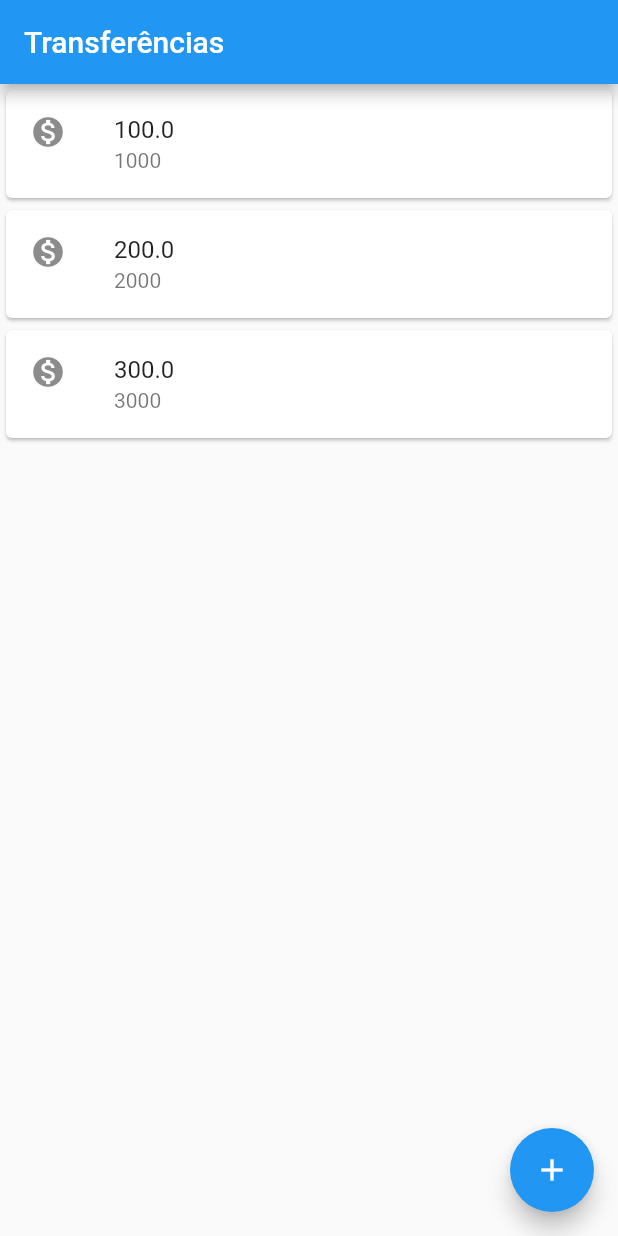
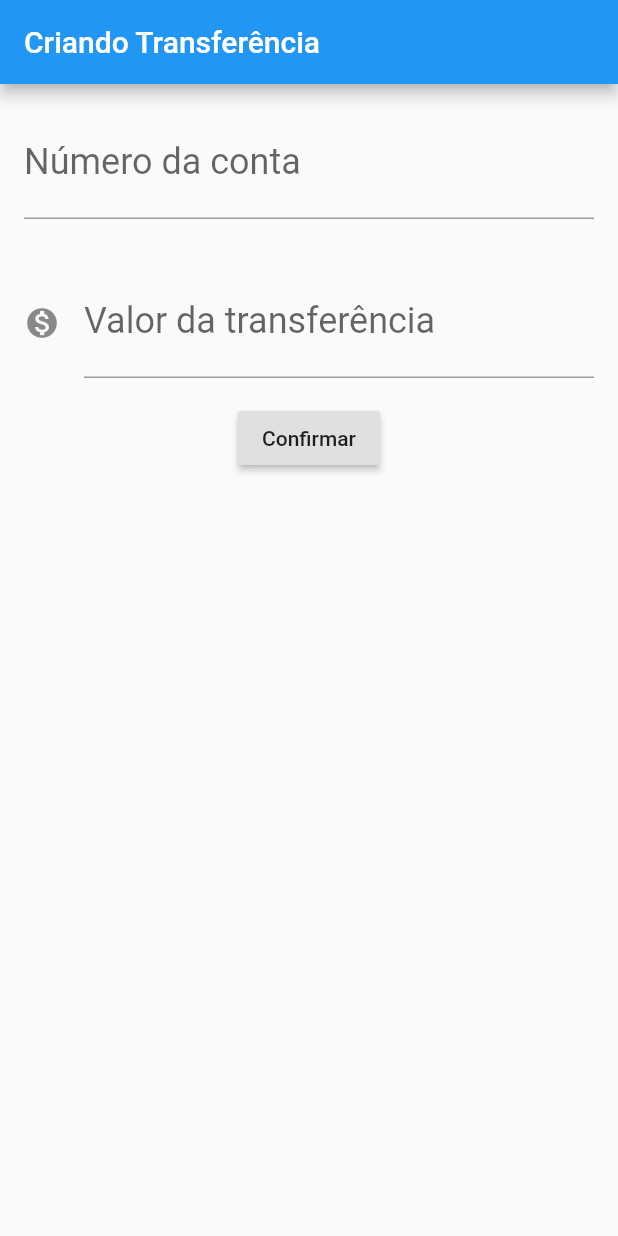
Before and after one commit to daviguelfi/curso-flutter, a Flutter app: the screen it shows after launch, on a phone screen of 412 x 824 dp. Run offline on Flutter 3.47's test engine with Material 2 defaults, Android fonts, the phone set to English and light mode, and no system bars.

Commit message:
create a form

```diff
--- a/bytebank/lib/main.dart
+++ b/bytebank/lib/main.dart
@@ -1,17 +1,85 @@
 import 'package:flutter/material.dart';
 
 void main() {
-  runApp(MaterialApp(
+  runApp(BytebankApp());
+}
+
+class BytebankApp extends StatelessWidget {
+  @override
+  Widget build(BuildContext context) {
+    return MaterialApp(
       home: Scaffold(
+        body: FormularioTransferencia(),
+      ),
+    );
+  }
+}
+
+class FormularioTransferencia extends StatelessWidget {
+  final TextEditingController _controladorCampoNumeroConta =
+      TextEditingController();
+  final TextEditingController _controladorCampoValor = TextEditingController();
+
+  @override
+  Widget build(BuildContext context) {
+    return Scaffold(
         appBar: AppBar(
-        title: Text('Transferências'),
+          title: Text("Criando Transferência"),
         ),
-      body: ListaTransferencias(),
-      floatingActionButton: FloatingActionButton(
-        child: Icon(Icons.add),
+        body: Column(
+          children: <Widget>[
+            Padding(
+              padding: const EdgeInsets.all(16.0),
+              child: TextField(
+                controller: _controladorCampoNumeroConta,
+                style: TextStyle(
+                  fontSize: 24.0,
+                ),
+                decoration: InputDecoration(
+                  labelText: 'Número da conta',
+                  hintText: '0000',
+                ),
+                keyboardType: TextInputType.number,
               ),
             ),
+            Padding(
+              padding: const EdgeInsets.all(16.0),
+              child: TextField(
+                controller: _controladorCampoValor,
+                style: TextStyle(
+                  fontSize: 24.0,
+                ),
+                decoration: InputDecoration(
+                  icon: Icon(Icons.monetization_on),
+                  labelText: 'Valor da transferência',
+                  hintText: '0.00',
+                ),
+                keyboardType: TextInputType.number,
+              ),
+            ),
+            RaisedButton(
+              onPressed: () {
+                debugPrint('clicou no confirmar');
+                final int numeroConta =
+                    int.tryParse(_controladorCampoNumeroConta.text);
+                final double valor =
+                    double.tryParse(_controladorCampoValor.text);
+
+                if (numeroConta != null && valor != null) {
+                  final transferenciaCriada = Transferencia(valor, numeroConta);
+                  debugPrint('$transferenciaCriada');
+                  Scaffold.of(context).showSnackBar(
+                    SnackBar(
+                      content: Text('$transferenciaCriada'),
+                    ),
+                  );
+                }
+              },
+              child: Text('Confirmar'),
+            ),
+          ],
         ));
+  }
 }
 
 class ListaTransferencias extends StatelessWidget {
@@ -20,18 +88,21 @@ class ListaTransferencias extends StatelessWidget {
 
   @override
   Widget build(BuildContext context) {
-    return Column(
+    return Scaffold(
+        body: Column(
           children: <Widget>[
             ItemTransferencia(Transferencia(100, 1000)),
             ItemTransferencia(Transferencia(200, 2000)),
             ItemTransferencia(Transferencia(300, 3000)),
           ],
-    );
+        ),
+        floatingActionButton: FloatingActionButton(
+          child: Icon(Icons.add),
+        ));
   }
 }
 
 class ItemTransferencia extends StatelessWidget {
-
   final Transferencia _transferencia; // _ é o metodo privado
 
   ItemTransferencia(this._transferencia);
@@ -52,4 +123,9 @@ class Transferencia {
   final int numerConta;
 
   Transferencia(this.valor, this.numerConta);
+
+  @override
+  String toString() {
+    return 'Transferencia{valor: $valor, numerConta: $numerConta}';
   }
+}
```
Also changed, not shown: 1 other file. Lines whose indentation alone changed are shown as unchanged.
